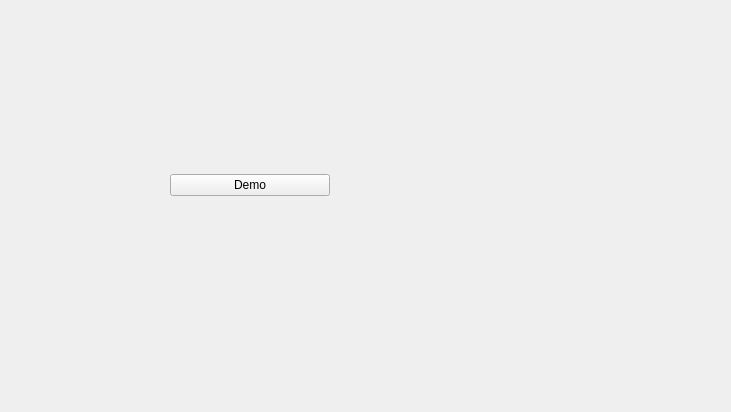
Before: the Qt Designer form src/g_stream_control/resource/Demo.ui in robobe/g_stream, drawn with Qt 5.
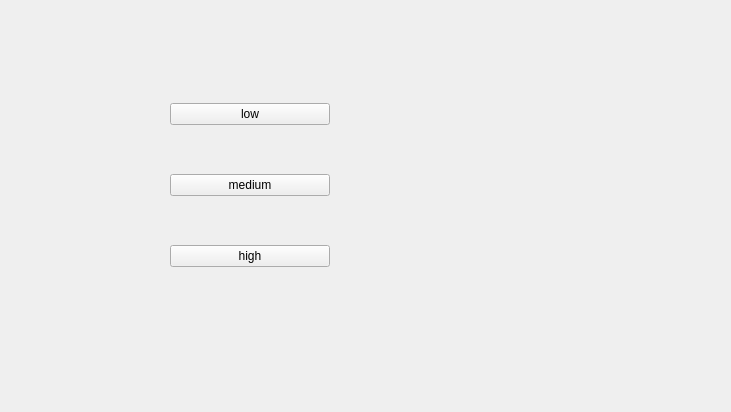
After: the same form once the commit is applied.

What changed in the file:
```diff
--- a/src/g_stream_control/resource/Demo.ui
+++ b/src/g_stream_control/resource/Demo.ui
@@ -27,7 +27,21 @@
     <item>
      <widget class="QPushButton" name="pushButton">
       <property name="text">
-       <string>Demo</string>
+                            <string>low</string>
+                        </property>
+                    </widget>
+                </item>
+                <item>
+                    <widget class="QPushButton" name="cmd_medium_preset">
+                        <property name="text">
+                            <string>medium</string>
+                        </property>
+                    </widget>
+                </item>
+                <item>
+                    <widget class="QPushButton" name="cmd_high_preset">
+                        <property name="text">
+                            <string>high</string>
       </property>
      </widget>
     </item>
```
Left out of the diff: 8 changed lines with no effect on the pictures. Lines whose indentation alone changed are shown as unchanged.
